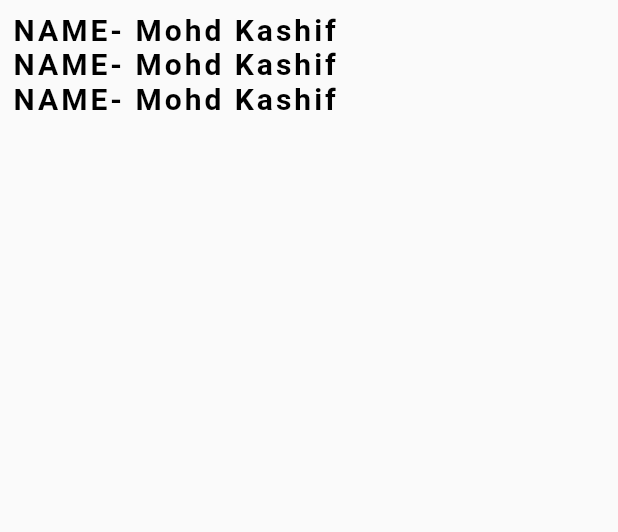
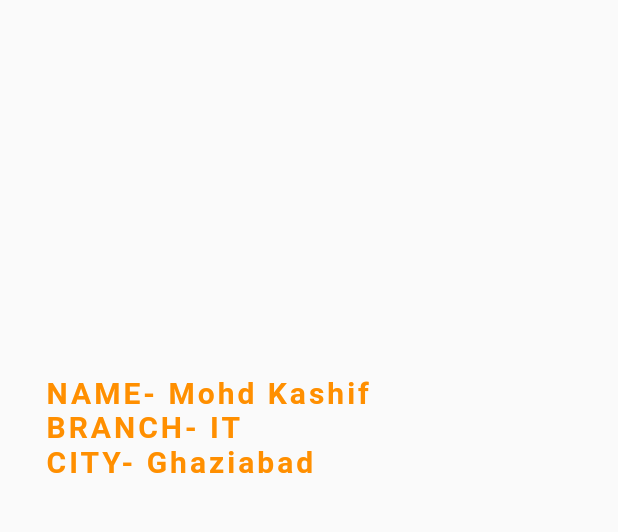
Before and after one commit to HEYKASHIF/ID-CARD-project-in-flutter, a Flutter app: the screen it shows after launch, on a phone screen of 412 x 824 dp, the part 84-616 px from its top. Run offline on Flutter 3.47's test engine with Material 2 defaults, Android fonts, the phone set to English and light mode, and no system bars.

Commit message:
27-march commit21

```diff
--- a/lib/pages/home_page.dart
+++ b/lib/pages/home_page.dart
@@ -20,30 +20,30 @@ class HomePage extends StatelessWidget {
         elevation: 0,
       ),
       body: Padding(
-        padding: const EdgeInsets.all(8.0),
+        padding: const EdgeInsets.fromLTRB(30, 250, 30, 50),
         child: Column(
           crossAxisAlignment: CrossAxisAlignment.start,
           children: [
             Text(
               "NAME- Mohd Kashif",
               style: TextStyle(
-                  color: Colors.black,
+                  color: Colors.amber[800],
                   letterSpacing: 2.0,
                   fontSize: 20,
                   fontWeight: FontWeight.bold),
             ),
             Text(
-              "NAME- Mohd Kashif",
+              "BRANCH- IT",
               style: TextStyle(
-                  color: Colors.black,
+                  color: Colors.amber[800],
                   letterSpacing: 2.0,
                   fontSize: 20,
                   fontWeight: FontWeight.bold),
             ),
             Text(
-              "NAME- Mohd Kashif",
+              "CITY- Ghaziabad",
               style: TextStyle(
-                  color: Colors.black,
+                  color: Colors.amber[800],
                   letterSpacing: 2.0,
                   fontSize: 20,
                   fontWeight: FontWeight.bold),
```
